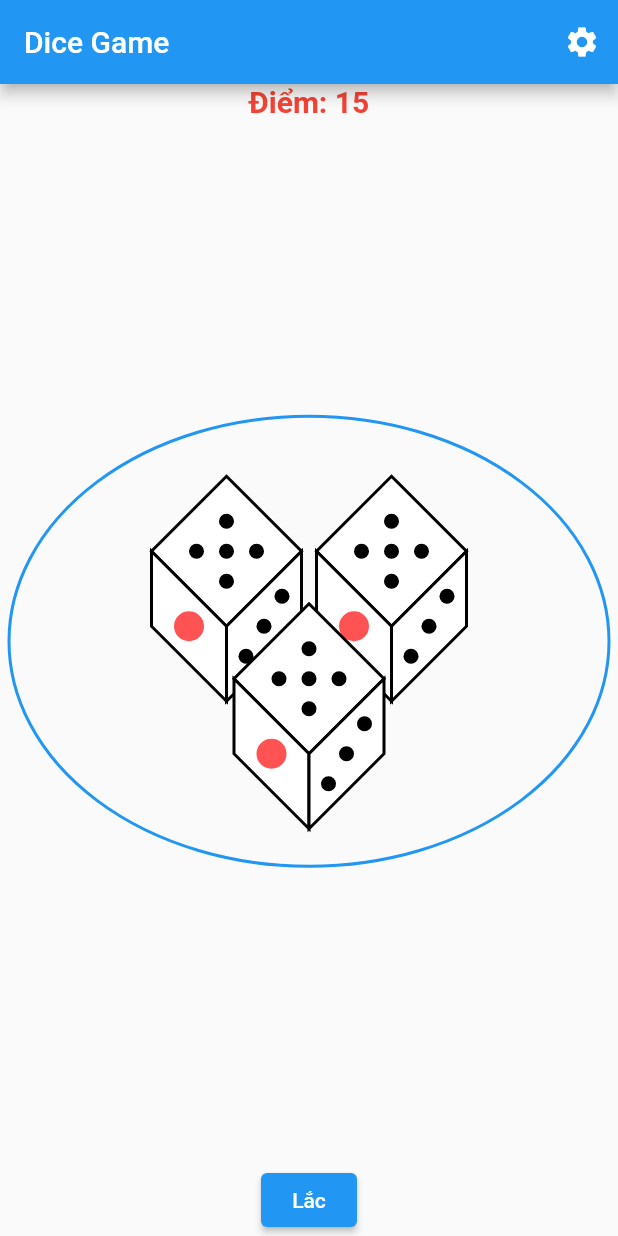
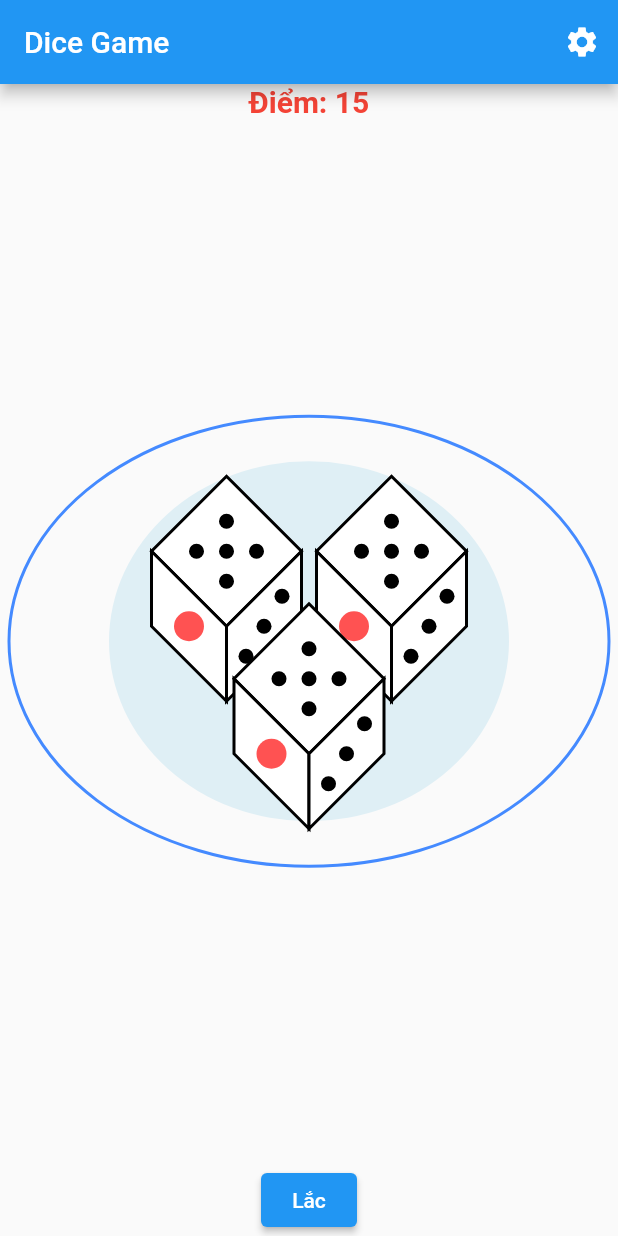
Before and after one commit to TranDuongGiaThinh/DiceGame, a Flutter app: the screen it shows after launch, after a tap on "Mở", on a phone screen of 412 x 824 dp. Run offline on Flutter 3.47's test engine with Material 2 defaults, Android fonts, the phone set to English and light mode, and no system bars.

Commit message:
change UI plate, bowl

```diff
--- a/lib/views/bowl.dart
+++ b/lib/views/bowl.dart
@@ -10,6 +10,7 @@ class Bowl extends StatelessWidget {
       height: MediaQuery.of(context).size.width - 100,
       child: CustomPaint(
         painter: BowlPainter(),
+        foregroundPainter: BottomBowl(),
       ),
     );
   }
@@ -19,11 +20,11 @@ class BowlPainter extends CustomPainter {
   @override
   void paint(Canvas canvas, Size size) {
     final paint = Paint()
-      ..color = Colors.blue
+      ..color = Colors.blueGrey
       ..style = PaintingStyle.fill;
 
     final center = Offset(size.width / 2, size.height / 2);
-    final horizontalRadius = size.width /1.5 ;
+    final horizontalRadius = size.width /1.3 ;
     final verticalRadius = size.height / 2.3;
 
     canvas.drawOval(Rect.fromCenter(center: center, width: horizontalRadius * 2, height: verticalRadius * 2), paint);
@@ -34,3 +35,27 @@ class BowlPainter extends CustomPainter {
     return false;
   }
 }
+
+class BottomBowl extends CustomPainter {
+  @override
+  void paint(Canvas canvas, Size size) {
+    final paint = Paint()
+      ..color = Colors.grey
+      ..style = PaintingStyle.stroke
+      ..strokeWidth = 20;
+
+    final center = Offset(size.width / 2, size.height / 3);
+    final horizontalRadius = size.width / 3;
+    final verticalRadius = size.height / 5.5;
+
+    canvas.drawOval(
+      Rect.fromCenter(center: center, width: horizontalRadius * 2, height: verticalRadius * 2),
+      paint,
+    );
+  }
+
+  @override
+  bool shouldRepaint(covariant CustomPainter oldDelegate) {
+    return false;
+  }
+}
--- a/lib/views/plate.dart
+++ b/lib/views/plate.dart
@@ -10,6 +10,7 @@ class Plate extends StatelessWidget {
       height: MediaQuery.of(context).size.width - 100,
       child: CustomPaint(
         painter: PlatePainter(),
+        foregroundPainter: BottomPlate(),
       ),
     );
   }
@@ -19,15 +20,20 @@ class PlatePainter extends CustomPainter {
   @override
   void paint(Canvas canvas, Size size) {
     final paint = Paint()
-      ..color = Colors.blue
+      ..color = Colors.blueAccent
       ..style = PaintingStyle.stroke
       ..strokeWidth = 2.0;
 
     final center = Offset(size.width / 2, size.height / 2);
-    final horizontalRadius = size.width ;
+    final horizontalRadius = size.width;
     final verticalRadius = size.height / 2;
 
-    canvas.drawOval(Rect.fromCenter(center: center, width: horizontalRadius * 2, height: verticalRadius * 2), paint);
+    canvas.drawOval(
+        Rect.fromCenter(
+            center: center,
+            width: horizontalRadius * 2,
+            height: verticalRadius * 2),
+        paint);
   }
 
   @override
@@ -35,3 +41,29 @@ class PlatePainter extends CustomPainter {
     return false;
   }
 }
+
+class BottomPlate extends CustomPainter {
+  @override
+  void paint(Canvas canvas, Size size) {
+    final paint = Paint()
+      ..color = const Color.fromARGB(255, 223, 239, 245)
+      ..style = PaintingStyle.fill;
+
+    final center = Offset(size.width / 2, size.height / 2);
+    final horizontalRadius = size.width / 1.5;
+    final verticalRadius = size.height / 2.5;
+
+    canvas.drawOval(
+      Rect.fromCenter(
+          center: center,
+          width: horizontalRadius * 2,
+          height: verticalRadius * 2),
+      paint,
+    );
+  }
+
+  @override
+  bool shouldRepaint(covariant CustomPainter oldDelegate) {
+    return false;
+  }
+}
```
